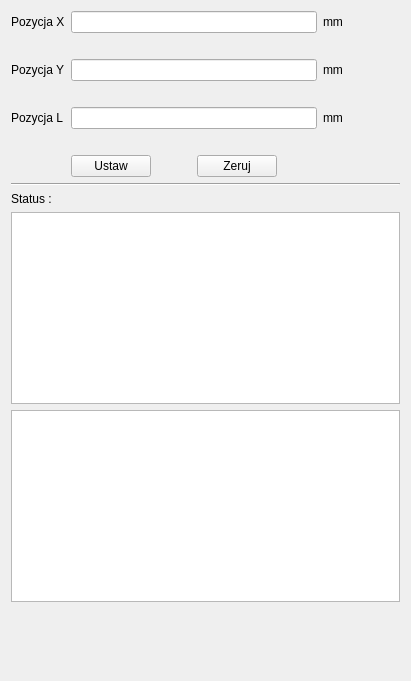
Qt form PrzeplywomierzGUI/Aplikacja/wentylator.ui (wiacekmarcin/StanowiskoOtwock) before a commit.
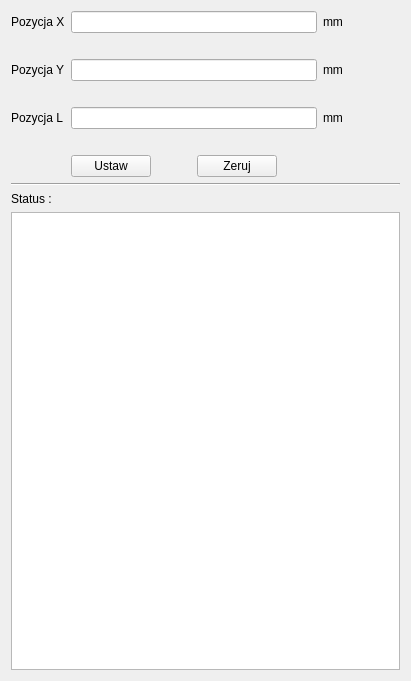
The same form after that commit.

The edit to the form file:
```diff
--- a/PrzeplywomierzGUI/Aplikacja/wentylator.ui
+++ b/PrzeplywomierzGUI/Aplikacja/wentylator.ui
@@ -164,22 +164,6 @@
    <item row="9" column="0" colspan="4">
     <widget class="QTextEdit" name="statusWentylator"/>
    </item>
-   <item row="10" column="0" colspan="4">
-    <widget class="QTextEdit" name="debug"/>
-   </item>
-   <item row="11" column="0">
-    <spacer name="verticalSpacer_2">
-     <property name="orientation">
-      <enum>Qt::Vertical</enum>
-     </property>
-     <property name="sizeHint" stdset="0">
-      <size>
-       <width>20</width>
-       <height>40</height>
-      </size>
-     </property>
-    </spacer>
-   </item>
   </layout>
  </widget>
  <resources/>
```
Left out of the diff: 150 changed lines with no effect on the pictures.
